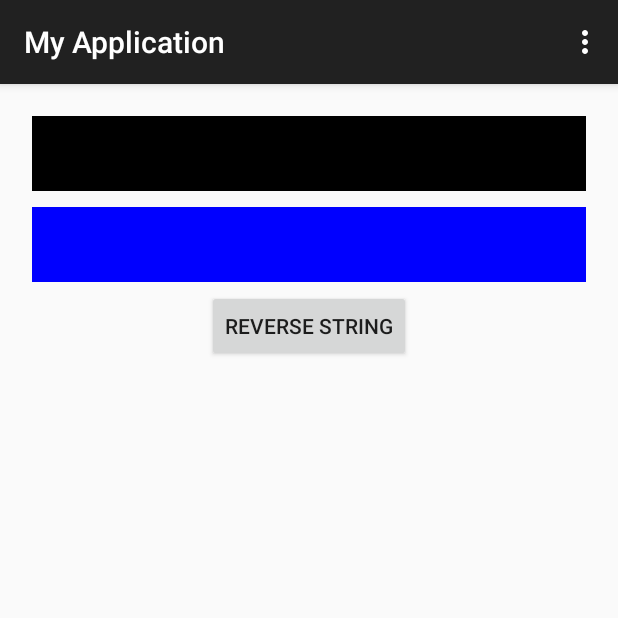
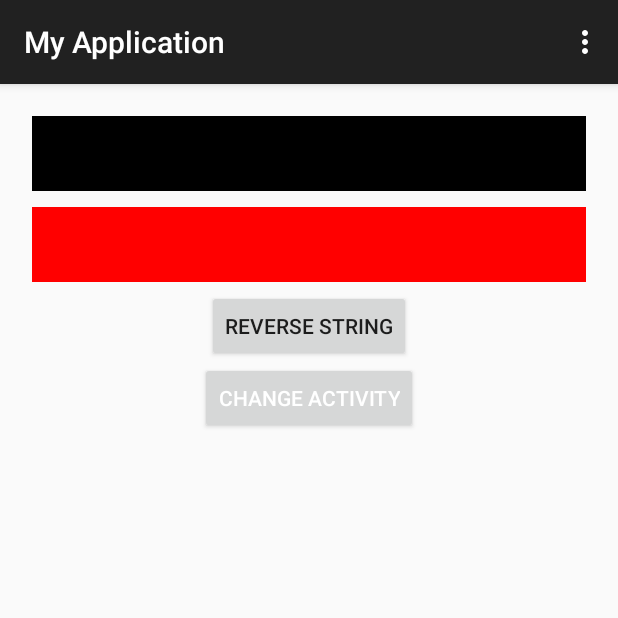
Before and after one commit to najeeb03/My_Application, an Android app: the screen it shows after launch (MainActivity), on a phone screen of 412 x 824 dp, the top half of it. Run offline under Robolectric (Android 15) with nearby library versions, the phone set to English and light mode, and no system bars.

Commit message:
reverse + new activity

```diff
--- a/app/build.gradle
+++ b/app/build.gradle
@@ -6,7 +6,7 @@ android {
 
     defaultConfig {
         applicationId "com.example.administrator.myapplication"
-        minSdkVersion 15
+        minSdkVersion 16
         targetSdkVersion 22
         versionCode 1
         versionName "1.0"
--- a/app/src/main/AndroidManifest.xml
+++ b/app/src/main/AndroidManifest.xml
@@ -16,6 +16,10 @@
                 <category android:name="android.intent.category.LAUNCHER" />
             </intent-filter>
         </activity>
+        <activity
+            android:name=".Main2Activity"
+            android:label="@string/title_activity_main2" >
+        </activity>
     </application>
 
 </manifest>
--- a/app/src/main/java/com/example/administrator/myapplication/MainActivity.java
+++ b/app/src/main/java/com/example/administrator/myapplication/MainActivity.java
@@ -1,5 +1,6 @@
 package com.example.administrator.myapplication;
 
+import android.content.Intent;
 import android.graphics.drawable.Drawable;
 import android.support.v7.app.AppCompatActivity;
 import android.os.Bundle;
@@ -39,6 +40,15 @@ public class MainActivity extends AppCompatActivity {
                 output.setTextColor(tColor1);
             }
         });
+
+        Button changeActivity = (Button)findViewById(R.id.changeActivity);
+        changeActivity.setOnClickListener(new View.OnClickListener() {
+            @Override
+            public void onClick(View view) {
+                Intent intent = new Intent(MainActivity.this, Main2Activity.class);
+                startActivity(intent);
+            }
+        });
     }
 
     @Override
--- a/app/src/main/res/layout/activity_main.xml
+++ b/app/src/main/res/layout/activity_main.xml
@@ -14,7 +14,7 @@
         android:gravity="center"/>
 
     <TextView android:text="" android:textSize="30sp" android:layout_width="match_parent"
-        android:layout_height="50dp"  android:background="@color/blue"
+        android:layout_height="50dp"  android:background="@color/red"
         android:textColor="@color/black"
         android:id="@+id/output" android:layout_margin="5dp"
         android:gravity="center"/>
@@ -25,5 +25,13 @@
         android:layout_gravity="center"
         android:id="@+id/reverse"/>
 
+    <Button android:text="change activity"
+        android:textColor="@color/white"
+        android:layout_width="wrap_content"
+        android:layout_height="wrap_content"
+        android:layout_gravity="center"
+        android:id="@+id/changeActivity"
+        />
+
 
 </LinearLayout>
--- a/app/src/main/res/values/strings.xml
+++ b/app/src/main/res/values/strings.xml
@@ -3,4 +3,5 @@
 
     <string name="hello_world">Hello world!</string>
     <string name="action_settings">Settings</string>
+    <string name="title_activity_main2">Main2Activity</string>
 </resources>
```
Also changed, not shown: app/src/main/java/com/example/administrator/myapplication/Main2Activity.java (added, +37 -0 lines), app/src/main/res/layout/activity_main2.xml (added, +12 -0 lines), app/src/main/res/menu/menu_main2.xml (added, +7 -0 lines).
